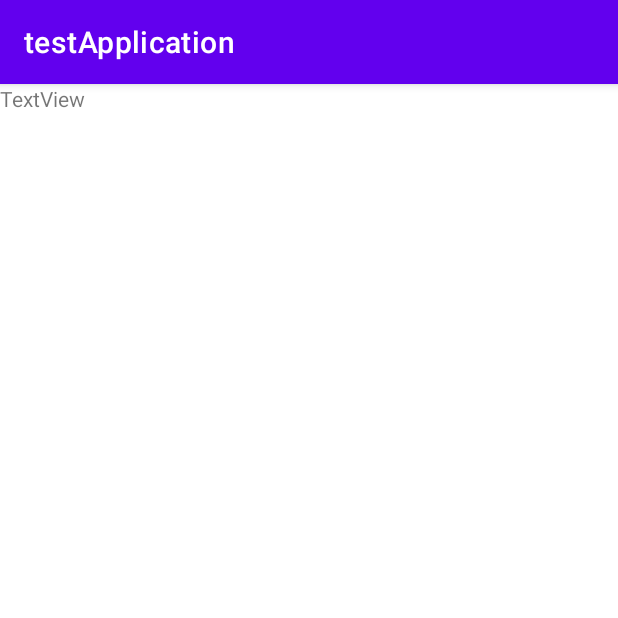
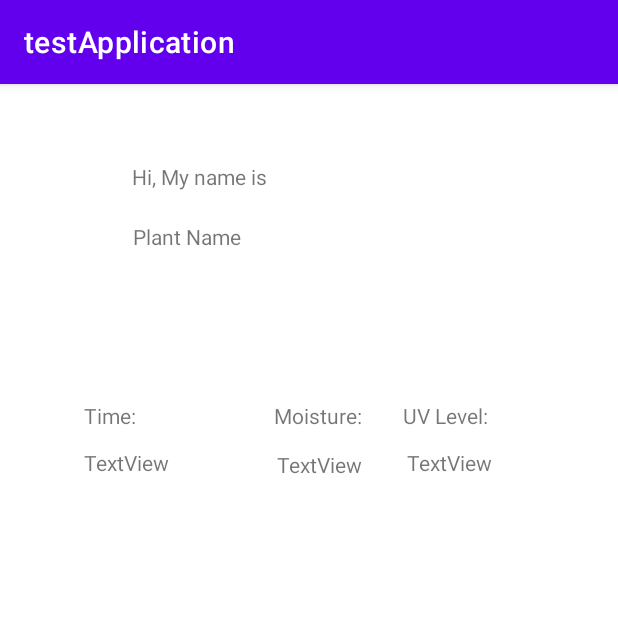
Before and after one commit to z4hed/GreenGaurdianTest, an Android app: the profileDataDisp screen opened directly, with no data from a screen before it, on a phone screen of 412 x 824 dp, the top half of it. Run offline under Robolectric (Android 15) with nearby library versions, the phone set to English and light mode, and no system bars.

Commit message:
New Test Plant Data Page Completed

```diff
--- a/app/src/main/java/com/example/testapplication/profileDataDisp.java
+++ b/app/src/main/java/com/example/testapplication/profileDataDisp.java
@@ -3,12 +3,16 @@ package com.example.testapplication;
 import androidx.appcompat.app.AppCompatActivity;
 
 import android.os.Bundle;
+import android.widget.TextView;
 
 public class profileDataDisp extends AppCompatActivity {
 
+    TextView Time, UV, Moisture;
     @Override
     protected void onCreate(Bundle savedInstanceState) {
         super.onCreate(savedInstanceState);
         setContentView(R.layout.activity_profile_data_disp);
+        Time = findViewById(R.id.input_time_data);
+
     }
 }
--- /dev/null
+++ b/app/src/main/java/controllers/sensorDataRetreiver.java
@@ -0,0 +1,6 @@
+package controllers;
+
+public class sensorDataRetreiver {
+
+
+}
--- a/app/src/main/res/layout/activity_profile_data_disp.xml
+++ b/app/src/main/res/layout/activity_profile_data_disp.xml
@@ -2,15 +2,101 @@
 <androidx.constraintlayout.widget.ConstraintLayout xmlns:android="http://schemas.android.com/apk/res/android"
     xmlns:app="http://schemas.android.com/apk/res-auto"
     xmlns:tools="http://schemas.android.com/tools"
+    android:id="@+id/timeData"
     android:layout_width="match_parent"
     android:layout_height="match_parent"
     tools:context=".profileDataDisp">
 
     <TextView
+        android:id="@+id/titleText"
+        android:layout_width="102dp"
+        android:layout_height="24dp"
+        android:layout_marginStart="88dp"
+        android:layout_marginTop="52dp"
+        android:text="Hi, My name is"
+        app:layout_constraintStart_toStartOf="parent"
+        app:layout_constraintTop_toTopOf="parent" />
+
+    <TextView
+        android:id="@+id/editTextTextPersonName"
+        android:layout_width="254dp"
+        android:layout_height="63dp"
+        android:ems="10"
+        android:inputType="textPersonName"
+        android:singleLine="false"
+        android:text="Plant Name"
+        app:layout_constraintBottom_toBottomOf="parent"
+        app:layout_constraintEnd_toEndOf="parent"
+        app:layout_constraintHorizontal_bias="0.56"
+        app:layout_constraintStart_toStartOf="parent"
+        app:layout_constraintTop_toTopOf="parent"
+        app:layout_constraintVertical_bias="0.131" />
+
+    <TextView
         android:id="@+id/textView"
         android:layout_width="wrap_content"
         android:layout_height="wrap_content"
+        android:layout_marginStart="56dp"
+        android:layout_marginTop="56dp"
+        android:text="Time:"
+        app:layout_constraintStart_toStartOf="parent"
+        app:layout_constraintTop_toBottomOf="@+id/editTextTextPersonName" />
+
+    <TextView
+        android:id="@+id/moisture_data"
+        android:layout_width="wrap_content"
+        android:layout_height="wrap_content"
+        android:layout_marginStart="92dp"
+        android:layout_marginTop="56dp"
+        android:text="Moisture:"
+        app:layout_constraintStart_toEndOf="@+id/textView"
+        app:layout_constraintTop_toBottomOf="@+id/editTextTextPersonName" />
+
+    <TextView
+        android:id="@+id/UVData"
+        android:layout_width="wrap_content"
+        android:layout_height="wrap_content"
+        android:layout_marginStart="8dp"
+        android:layout_marginTop="56dp"
+        android:text="UV Level:"
+        app:layout_constraintEnd_toEndOf="parent"
+        app:layout_constraintHorizontal_bias="0.184"
+        app:layout_constraintStart_toEndOf="@+id/moisture_data"
+        app:layout_constraintTop_toBottomOf="@+id/editTextTextPersonName" />
+
+    <TextView
+        android:id="@+id/input_time_data"
+        android:layout_width="wrap_content"
+        android:layout_height="wrap_content"
+        android:layout_marginStart="56dp"
+        android:layout_marginTop="12dp"
         android:text="TextView"
-        tools:layout_editor_absoluteX="60dp"
-        tools:layout_editor_absoluteY="47dp" />
+        app:layout_constraintStart_toStartOf="parent"
+        app:layout_constraintTop_toBottomOf="@+id/textView" />
+
+    <TextView
+        android:id="@+id/input_moisture_data"
+        android:layout_width="wrap_content"
+        android:layout_height="wrap_content"
+        android:layout_marginStart="72dp"
+        android:text="TextView"
+        app:layout_constraintBottom_toBottomOf="parent"
+        app:layout_constraintEnd_toStartOf="@+id/input_uv_data"
+        app:layout_constraintHorizontal_bias="0.0"
+        app:layout_constraintStart_toEndOf="@+id/input_time_data"
+        app:layout_constraintTop_toBottomOf="@+id/moisture_data"
+        app:layout_constraintVertical_bias="0.026" />
+
+    <TextView
+        android:id="@+id/input_uv_data"
+        android:layout_width="wrap_content"
+        android:layout_height="wrap_content"
+        android:layout_marginTop="12dp"
+        android:layout_marginEnd="84dp"
+        android:text="TextView"
+        app:layout_constraintBottom_toBottomOf="parent"
+        app:layout_constraintEnd_toEndOf="parent"
+        app:layout_constraintTop_toBottomOf="@+id/UVData"
+        app:layout_constraintVertical_bias="0.0" />
+
 </androidx.constraintlayout.widget.ConstraintLayout>
```
